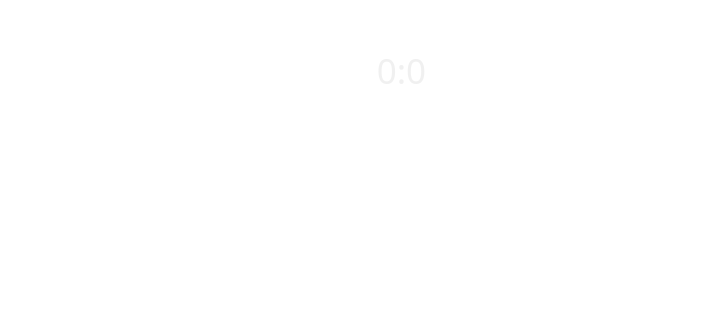
Old version of the form gamescene.ui in the repository LexaLukovka/Volleyball; both pictures show x 0 to 717 and y 0 to 320 of the 800 by 600 pixel window.
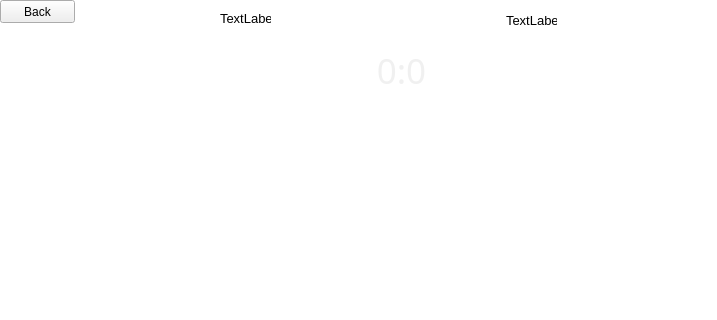
New version of the form. Icons and pictures are not drawn.

Patch:
```diff
--- a/gamescene.ui
+++ b/gamescene.ui
@@ -148,6 +148,55 @@
     <string>Player2</string>
    </property>
   </widget>
+  <widget class="QPushButton" name="pushButton">
+   <property name="geometry">
+    <rect>
+     <x>0</x>
+     <y>0</y>
+     <width>75</width>
+     <height>23</height>
+    </rect>
+   </property>
+   <property name="text">
+    <string>Back</string>
+   </property>
+  </widget>
+  <widget class="QLabel" name="label_2">
+   <property name="geometry">
+    <rect>
+     <x>220</x>
+     <y>10</y>
+     <width>51</width>
+     <height>16</height>
+    </rect>
+   </property>
+   <property name="font">
+    <font>
+     <pointsize>10</pointsize>
+    </font>
+   </property>
+   <property name="text">
+    <string>TextLabel</string>
+   </property>
+  </widget>
+  <widget class="QLabel" name="label_3">
+   <property name="geometry">
+    <rect>
+     <x>506</x>
+     <y>10</y>
+     <width>51</width>
+     <height>20</height>
+    </rect>
+   </property>
+   <property name="font">
+    <font>
+     <pointsize>10</pointsize>
+    </font>
+   </property>
+   <property name="text">
+    <string>TextLabel</string>
+   </property>
+  </widget>
  </widget>
  <resources/>
  <connections/>
```
